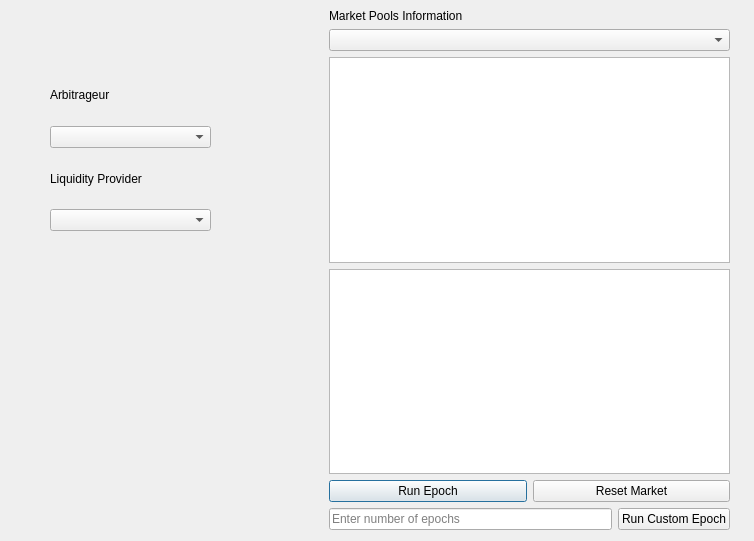
Qt form SimulationPlayground.ui (LiquidityProtocol/AMM-Simulator) before a commit.
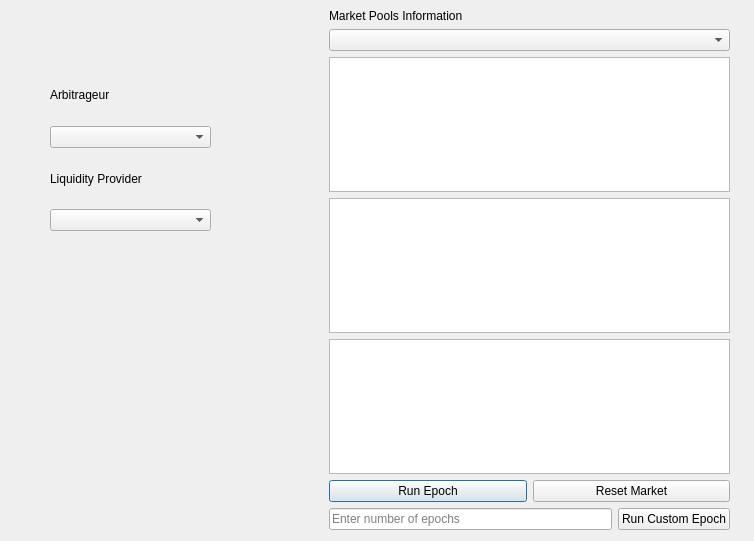
The same form after that commit.

Commit message: select arbitrager and provider

```diff
--- a/SimulationPlayground.ui
+++ b/SimulationPlayground.ui
@@ -43,6 +43,9 @@
     <item>
       <widget class="QListWidget" name="listWidget2"/>
     </item>
+    <item>
+      <widget class="QListWidget" name="listWidget3"/>
+    </item>
     <item>
      <layout class="QHBoxLayout" name="horizontalLayout_2">
       <item>
```
The commit also changes 1 other file.
